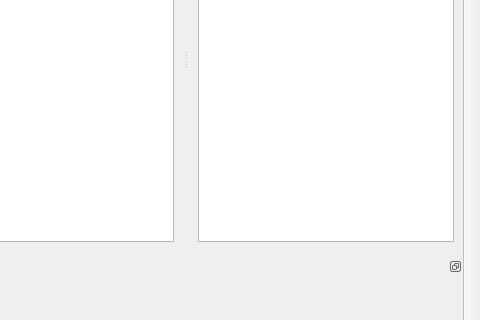
Old version of the form mainwindow.ui in the repository ArashMassoudieh/SedSat3; both pictures show x 567 to 1047 and y 152 to 472 of the 1047 by 600 pixel window.
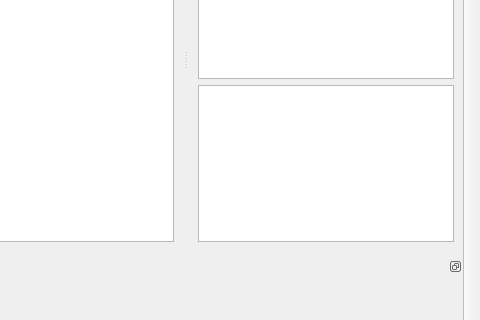
New version of the form.

Commit message: Result items

What changed in the file:
```diff
--- a/mainwindow.ui
+++ b/mainwindow.ui
@@ -238,6 +238,9 @@
        </property>
       </widget>
      </item>
+     <item>
+      <widget class="QTreeView" name="TreeView_Results"/>
+     </item>
     </layout>
    </widget>
   </widget>
```
Left out of the diff: 2 changed lines with no effect on the pictures. The commit also changes 9 other files.
